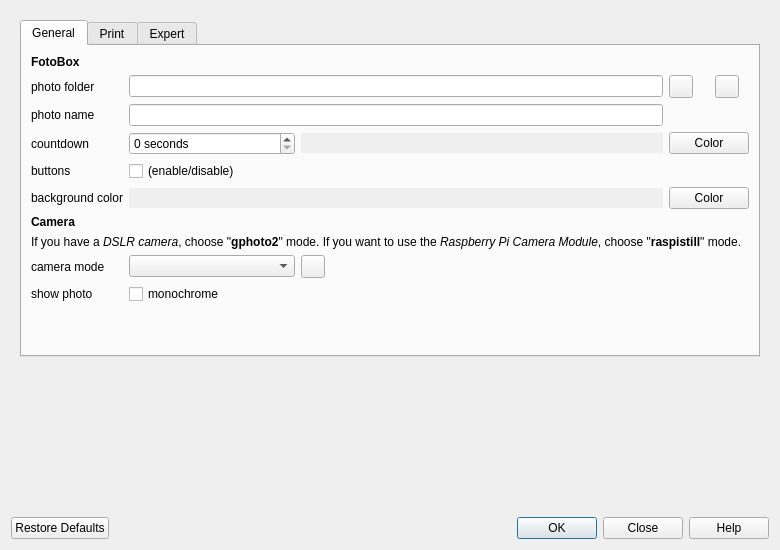
Above: forms/preferences.ui from tomikais/fotobox before the change. Below: the same form after it.
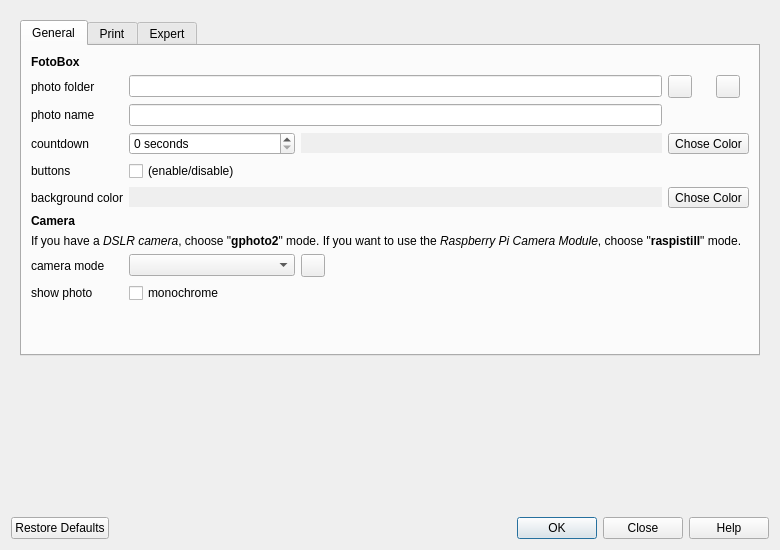
That is the form after the change.

Commit message: fix Clazy warning (c++11 range-loop might detach Qt container (QStringList)); use QToolButtons instead of QPushButton inside tabs;

```diff
--- a/forms/preferences.ui
+++ b/forms/preferences.ui
@@ -101,13 +101,6 @@
                </property>
               </widget>
              </item>
-             <item row="5" column="4" colspan="2">
-              <widget class="QPushButton" name="btnChooseColorBG">
-               <property name="text">
-                <string>Color</string>
-               </property>
-              </widget>
-             </item>
              <item row="4" column="0">
               <widget class="QLabel" name="lblButtons">
                <property name="text">
@@ -161,13 +154,6 @@
                </property>
               </widget>
              </item>
-             <item row="3" column="4" colspan="2">
-              <widget class="QPushButton" name="btnChooseColorCD">
-               <property name="text">
-                <string>Color</string>
-               </property>
-              </widget>
-             </item>
              <item row="5" column="0">
               <widget class="QLabel" name="lblBackground">
                <property name="text">
@@ -291,6 +277,26 @@
              <item row="1" column="4">
               <widget class="QToolButton" name="btnChooseDirectory"/>
              </item>
+             <item row="3" column="4" colspan="2">
+              <widget class="QToolButton" name="btnChooseColorCD">
+               <property name="text">
+                <string>Chose Color</string>
+               </property>
+               <property name="toolButtonStyle">
+                <enum>Qt::ToolButtonTextOnly</enum>
+               </property>
+              </widget>
+             </item>
+             <item row="5" column="4" colspan="2">
+              <widget class="QToolButton" name="btnChooseColorBG">
+               <property name="text">
+                <string>Chose Color</string>
+               </property>
+               <property name="toolButtonStyle">
+                <enum>Qt::ToolButtonTextOnly</enum>
+               </property>
+              </widget>
+             </item>
             </layout>
            </item>
            <item>
```
The commit also changes 3 other files.
